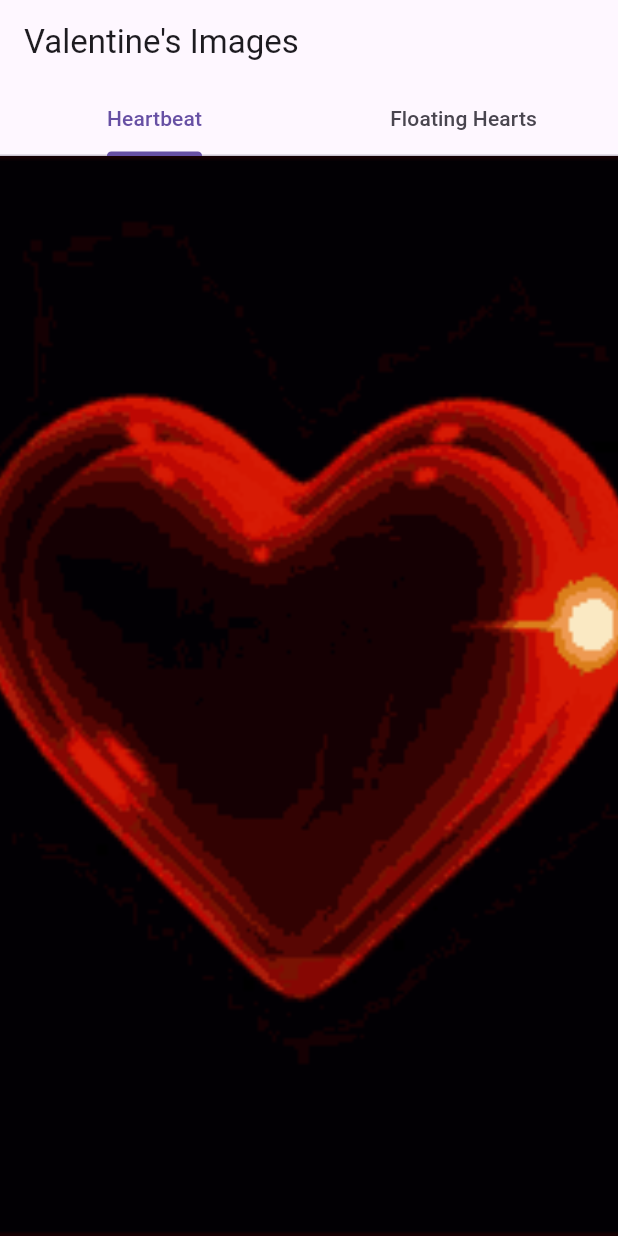
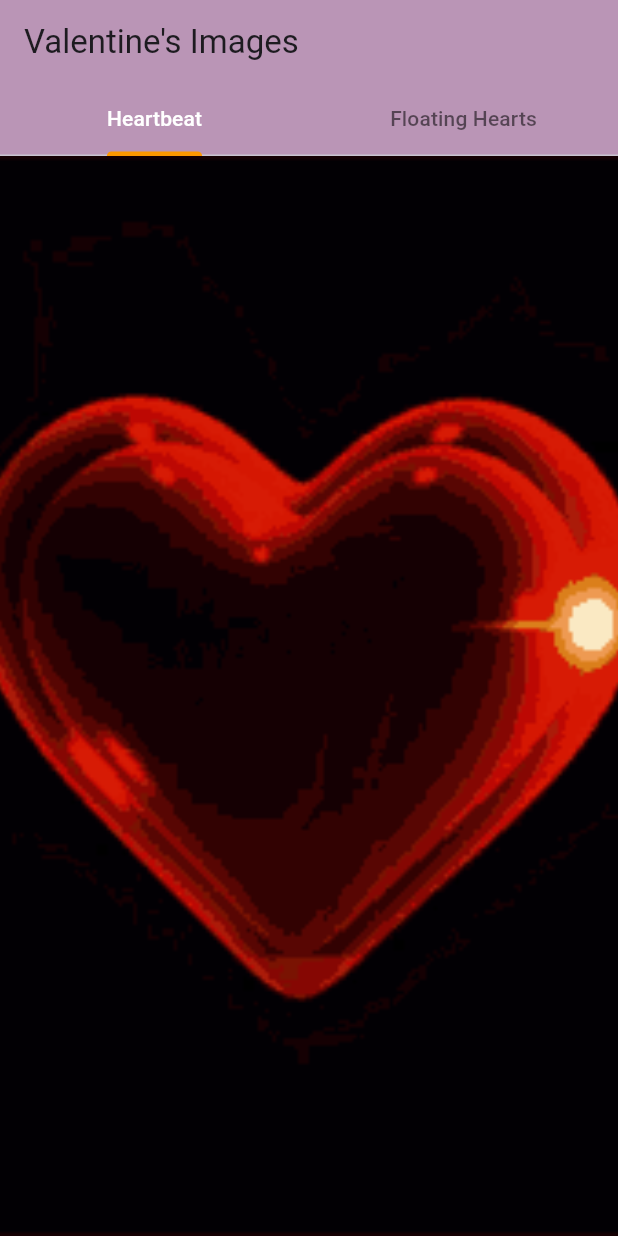
Before and after one commit to rchai12/valentines, a Flutter app: the screen it shows after launch, on a phone screen of 412 x 824 dp. Run offline on Flutter 3.47's test engine with Material 3 defaults, Android fonts, the phone set to English and light mode, and no system bars.

Commit message:
Added background color to tab/title

```diff
--- a/lib/main.dart
+++ b/lib/main.dart
@@ -22,7 +22,11 @@
       child: Scaffold(
         appBar: AppBar(
           title: Text('Valentine\'s Images'),
+          backgroundColor: const Color.fromARGB(255, 186, 149, 182), // Set title background color
           bottom: TabBar(
+            indicatorColor: Colors.orange, // Set tab indicator color
+            labelColor: const Color.fromARGB(255, 255, 255, 255), // Set selected tab text color
+            unselectedLabelColor: Colors.black54, // Set unselected tab text color
             tabs: [
               Tab(text: 'Heartbeat'),
               Tab(text: 'Floating Hearts'),
```
